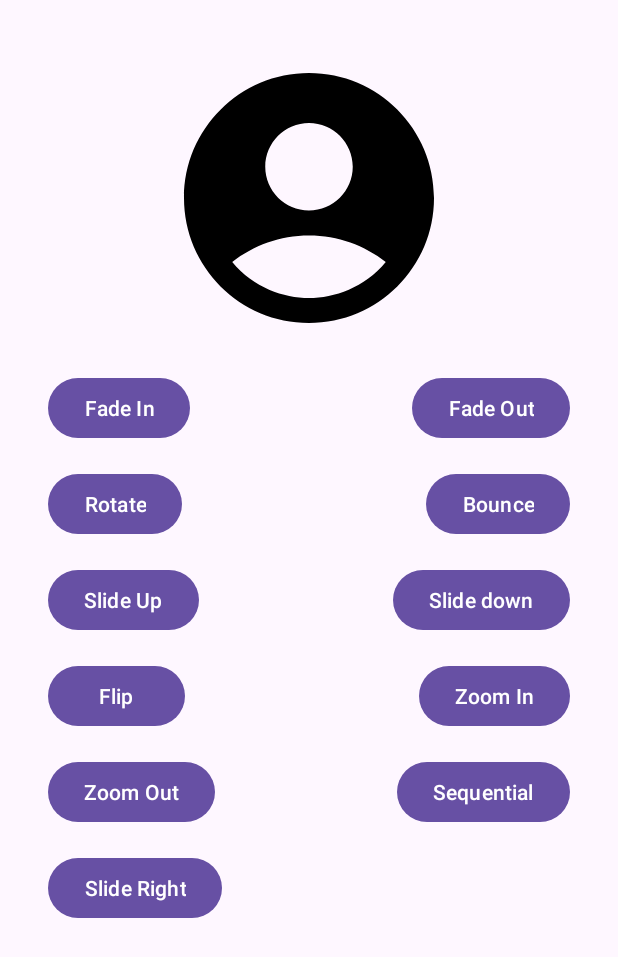
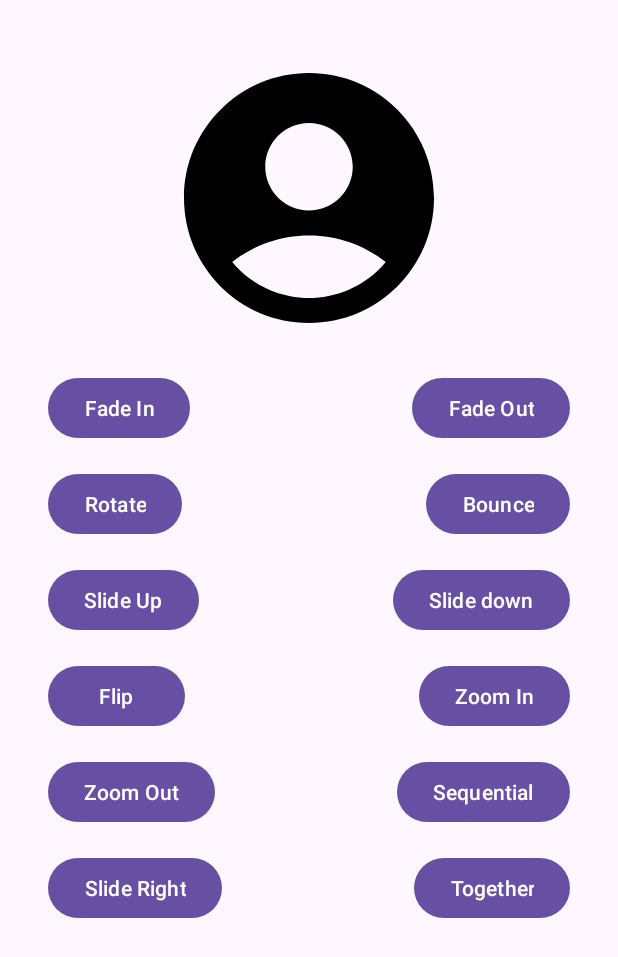
Before and after one commit to SainiJapneet/CSE227, an Android app: the screen it shows after launch (AnimationActivity), on a phone screen of 412 x 824 dp. Shown: the top 957 px of the screen. Run offline under Robolectric (Android 15) with nearby library versions, the phone set to English and light mode, and no system bars.

Commit message:
animation (Together) and splash screen

```diff
--- a/app/src/main/java/com/example/cse227/UNIT_2/AnimationActivity.kt
+++ b/app/src/main/java/com/example/cse227/UNIT_2/AnimationActivity.kt
@@ -21,6 +21,7 @@ class AnimationActivity : AppCompatActivity() {
     lateinit var btnZoomOut: Button
     lateinit var btnSequential: Button
     lateinit var btnSlideRight: Button
+    lateinit var btnTogether: Button
     lateinit var animBlink: Animation
     override fun onCreate(savedInstanceState: Bundle?) {
         super.onCreate(savedInstanceState)
@@ -38,6 +39,7 @@ class AnimationActivity : AppCompatActivity() {
         btnZoomOut = findViewById(R.id.btnZoomOut)
         btnSequential = findViewById(R.id.btnSequential)
         btnSlideRight = findViewById(R.id.btnSlideRight)
+        btnTogether = findViewById(R.id.btnTogether)
 
         imgViewAnim.setImageResource(R.drawable.profile)
         /*
@@ -94,6 +96,9 @@ class AnimationActivity : AppCompatActivity() {
             animBlink = AnimationUtils.loadAnimation(applicationContext,R.anim.slide_right_anim)
             imgViewAnim.startAnimation(animBlink)
         }
-
+        btnTogether.setOnClickListener {
+            animBlink = AnimationUtils.loadAnimation(applicationContext,R.anim.together_anim)
+            imgViewAnim.startAnimation(animBlink)
+        }
     }
 }
--- /dev/null
+++ b/app/src/main/java/com/example/cse227/UNIT_2/SplashScreen.kt
@@ -0,0 +1,32 @@
+package com.example.cse227.UNIT_2
+
+import android.content.Intent
+import androidx.appcompat.app.AppCompatActivity
+import android.os.Bundle
+import android.os.Handler
+import android.view.WindowManager
+import android.view.animation.AnimationUtils
+import android.widget.ImageView
+import com.example.cse227.R
+
+class SplashScreen : AppCompatActivity() {
+    lateinit var imgSplash: ImageView
+    override fun onCreate(savedInstanceState: Bundle?) {
+        super.onCreate(savedInstanceState)
+        setContentView(R.layout.activity_splash_screen)
+        imgSplash = findViewById(R.id.imgSplash)
+        window.setFlags(
+            WindowManager.LayoutParams.FLAG_FULLSCREEN,
+            WindowManager.LayoutParams.FLAG_FULLSCREEN
+        )
+        imgSplash.setImageResource(R.drawable.img)
+        val anim = AnimationUtils.loadAnimation(this,R.anim.roatate_anim)
+        imgSplash.startAnimation(anim)
+        Handler().postDelayed({
+            val intent = Intent(this, AnimationActivity::class.java)
+            startActivity(intent)
+            finish()
+        },3000)
+    }
+
+}
--- /dev/null
+++ b/app/src/main/res/anim/together_anim.xml
@@ -0,0 +1,22 @@
+<?xml version="1.0" encoding="utf-8"?>
+<set xmlns:android="http://schemas.android.com/apk/res/android">
+<!-- zoom in and rotate-->
+    <scale
+        android:duration="4000"
+        android:fromXScale="1"
+        android:fromYScale="1"
+        android:pivotX="50%"
+        android:pivotY="50%"
+        android:toXScale="2"
+        android:toYScale="2"/>
+    <rotate
+        android:duration="500"
+        android:fromDegrees="0"
+        android:toDegrees="360"
+        android:pivotX="50%"
+        android:pivotY="50%"
+        android:repeatMode="restart"
+        android:repeatCount="infinite"
+        android:interpolator="@android:anim/cycle_interpolator"
+        />
+</set>
--- a/app/src/main/res/layout/activity_animation.xml
+++ b/app/src/main/res/layout/activity_animation.xml
@@ -126,5 +126,15 @@
         app:layout_constraintStart_toStartOf="parent"
         app:layout_constraintTop_toBottomOf="@+id/btnZoomOut" />
 
+    <Button
+        android:id="@+id/btnTogether"
+        android:layout_width="wrap_content"
+        android:layout_height="wrap_content"
+        android:layout_marginTop="16dp"
+        android:layout_marginEnd="32dp"
+        android:text="Together"
+        app:layout_constraintEnd_toEndOf="parent"
+        app:layout_constraintTop_toBottomOf="@+id/btnSequential" />
+
 
 </androidx.constraintlayout.widget.ConstraintLayout>
```
Also changed, not shown: app/src/main/AndroidManifest.xml (+7 -7 lines), app/src/main/res/layout/activity_splash_screen.xml (added, +18 -0 lines), app/src/main/res/drawable/img.png (added).
